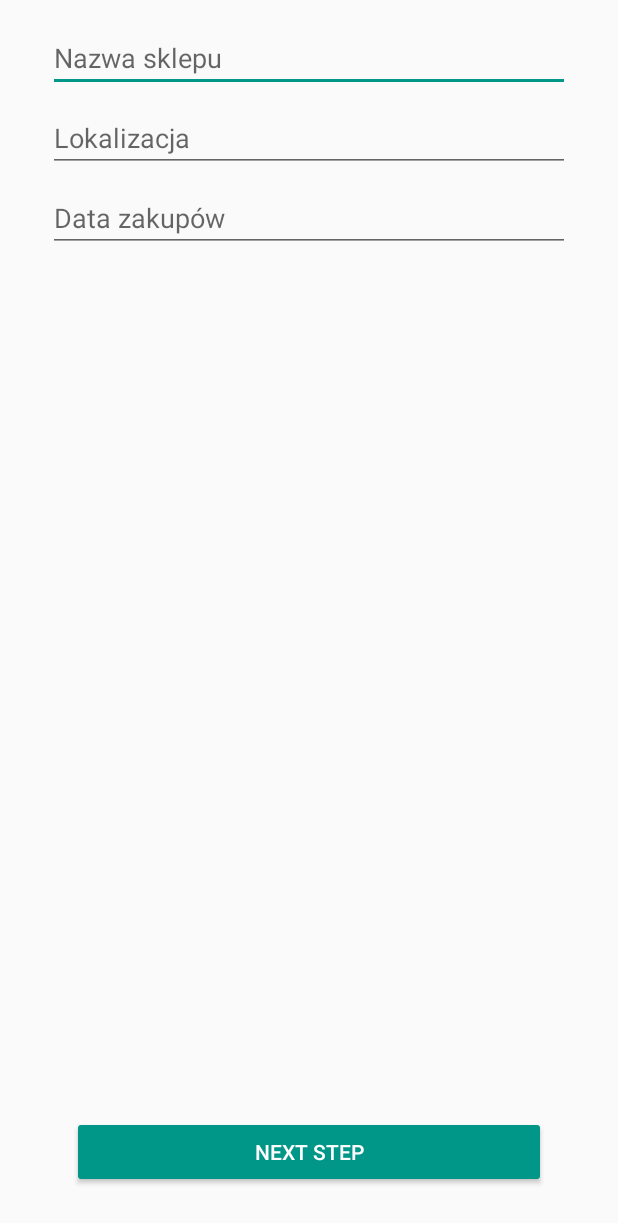
After one commit to Harkor15/TestElementZone, an Android app: the ShopDataActivity screen opened directly, with no data from a screen before it, on a phone screen of 412 x 824 dp. The commit adds this screen. Shown: the top 1223 px of the screen. Run offline under Robolectric (Android 15) with nearby library versions, the phone set to English and light mode, and no system bars.

Commit message:
Shop data activity

```diff
--- a/app/src/main/AndroidManifest.xml
+++ b/app/src/main/AndroidManifest.xml
@@ -25,6 +25,10 @@
         </activity>
         <activity android:name=".view.OrderDetailsActivity">
         </activity>
+        <activity android:name=".view.ShopDataActivity">
+        </activity>
+        <activity android:name=".view.ShoppingListActivity">
+        </activity>
     </application>
 
 </manifest>
--- /dev/null
+++ b/app/src/main/java/krzbigos/testelementzone/view/ShopDataActivity.kt
@@ -0,0 +1,30 @@
+package krzbigos.testelementzone.view
+
+import android.content.Intent
+import android.support.v7.app.AppCompatActivity
+import android.os.Bundle
+import android.view.View
+import android.widget.Button
+import android.widget.EditText
+import krzbigos.testelementzone.R
+
+class ShopDataActivity : AppCompatActivity() {
+
+    override fun onCreate(savedInstanceState: Bundle?) {
+        super.onCreate(savedInstanceState)
+        setContentView(R.layout.activity_shop_data)
+        val nextStepButton=findViewById<Button>(R.id.next_step_button)
+        nextStepButton.setOnClickListener(View.OnClickListener {
+            val shopNameEdit=findViewById<EditText>(R.id.shop_name_edit)
+            val localisationNameEdit=findViewById<EditText>(R.id.localisation_edit)
+            val shoppingListEdit=findViewById<EditText>(R.id.shopping_list_edit)
+            val bundle=Bundle()
+            bundle.putString("shop_name",shopNameEdit.text.toString())
+            bundle.putString("localisation",localisationNameEdit.text.toString())
+            bundle.putString("shopping_list",shoppingListEdit.text.toString())
+            val intent= Intent(this,ShoppingListActivity::class.java)
+            intent.putExtra("bundle",bundle)
+            startActivity(intent)
+        })
+    }
+}
--- /dev/null
+++ b/app/src/main/res/layout/activity_shop_data.xml
@@ -0,0 +1,52 @@
+<?xml version="1.0" encoding="utf-8"?>
+<android.support.constraint.ConstraintLayout
+        xmlns:android="http://schemas.android.com/apk/res/android"
+        xmlns:tools="http://schemas.android.com/tools"
+        xmlns:app="http://schemas.android.com/apk/res-auto"
+        android:layout_width="match_parent"
+        android:layout_height="match_parent"
+        tools:context=".view.ShopDataActivity">
+
+    <EditText
+            android:layout_width="0dp"
+            android:layout_height="wrap_content"
+            android:inputType="text"
+            android:ems="10"
+            android:id="@+id/shop_name_edit" android:layout_marginTop="16dp"
+            app:layout_constraintTop_toTopOf="parent" android:layout_marginStart="32dp"
+            app:layout_constraintStart_toStartOf="parent" android:layout_marginLeft="32dp"
+            android:layout_marginEnd="32dp"
+            app:layout_constraintEnd_toEndOf="parent" android:layout_marginRight="32dp"
+            android:hint="@string/shop_name"/>
+    <EditText
+            android:layout_width="0dp"
+            android:layout_height="wrap_content"
+            android:inputType="text"
+            android:ems="10"
+            android:id="@+id/localisation_edit" android:layout_marginTop="8dp"
+            app:layout_constraintTop_toBottomOf="@+id/shop_name_edit" android:layout_marginEnd="32dp"
+            app:layout_constraintEnd_toEndOf="parent" android:layout_marginRight="32dp"
+            android:layout_marginStart="32dp"
+            app:layout_constraintStart_toStartOf="parent" android:layout_marginLeft="32dp"
+            android:hint="@string/localiasation"/>
+    <EditText
+            android:layout_width="0dp"
+            android:layout_height="wrap_content"
+            android:inputType="date"
+            android:ems="10"
+            app:layout_constraintStart_toStartOf="parent"
+            android:layout_marginLeft="32dp" android:layout_marginStart="32dp" android:id="@+id/shopping_list_edit"
+            android:layout_marginEnd="32dp" app:layout_constraintEnd_toEndOf="parent" android:layout_marginRight="32dp"
+            android:layout_marginTop="8dp" app:layout_constraintTop_toBottomOf="@+id/localisation_edit"
+            android:hint="@string/shopping_date"/>
+    <Button
+            android:text="@string/next_step"
+            android:layout_width="0dp"
+            android:layout_height="wrap_content"
+            app:layout_constraintStart_toStartOf="parent"
+            android:id="@+id/next_step_button" android:layout_marginBottom="32dp"
+            app:layout_constraintBottom_toBottomOf="parent"
+            style="@style/Widget.AppCompat.Button.Colored" app:layout_constraintEnd_toEndOf="parent"
+            android:layout_marginEnd="48dp" android:layout_marginRight="48dp" android:layout_marginLeft="48dp"
+            android:layout_marginStart="48dp"/>
+</android.support.constraint.ConstraintLayout>
--- a/app/src/main/res/values/strings.xml
+++ b/app/src/main/res/values/strings.xml
@@ -6,4 +6,13 @@
     <string name="title_activity_list">ListActivity</string>
     <string name="invite">zaproś</string>
     <string name="send_to">wyślij do</string>
+    <string name="shop_name">Nazwa sklepu</string>
+    <string name="localiasation">Lokalizacja</string>
+    <string name="shopping_date">Data zakupów</string>
+    <string name="next_step">Next step</string>
+    <string name="done">done</string>
+    <string name="zl15">15 zł</string>
+    <string name="amount">Kwota</string>
+    <string name="product">Produkt</string>
+    <string name="commodity">towar</string>
 </resources>
```
Also changed, not shown: app/src/main/java/krzbigos/testelementzone/view/ListActivity.kt (+8 -0 lines), app/src/main/java/krzbigos/testelementzone/view/ShoppingListActivity.kt (added, +13 -0 lines), app/src/main/res/layout/activity_shopping_list.xml (added, +63 -0 lines).
